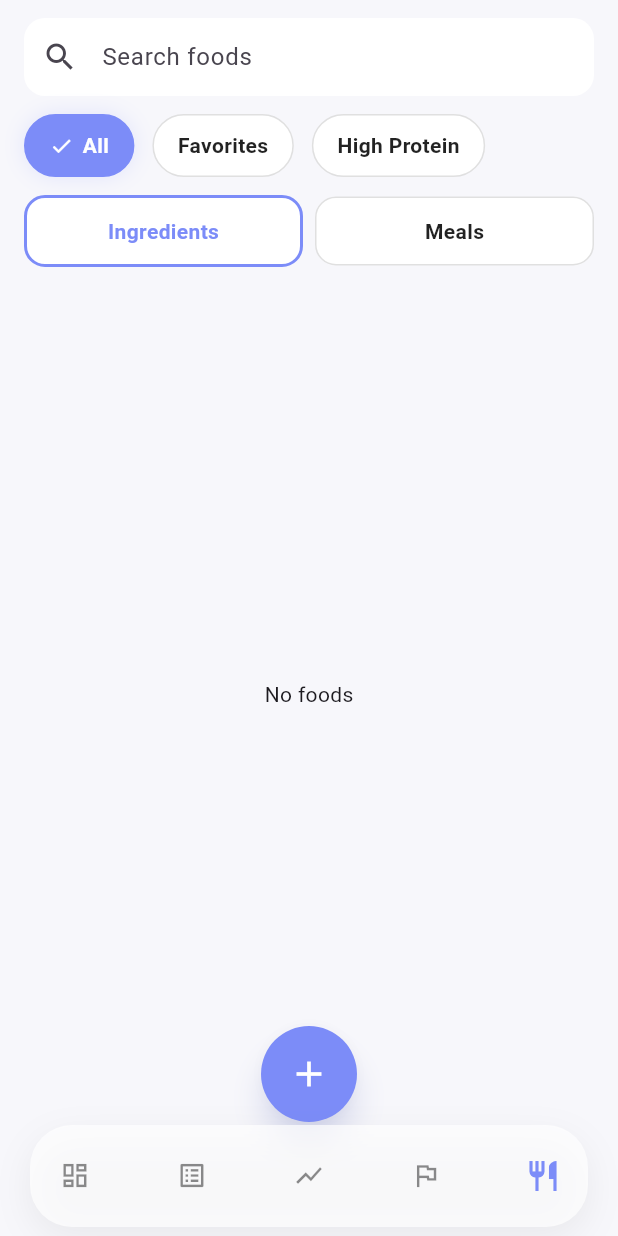
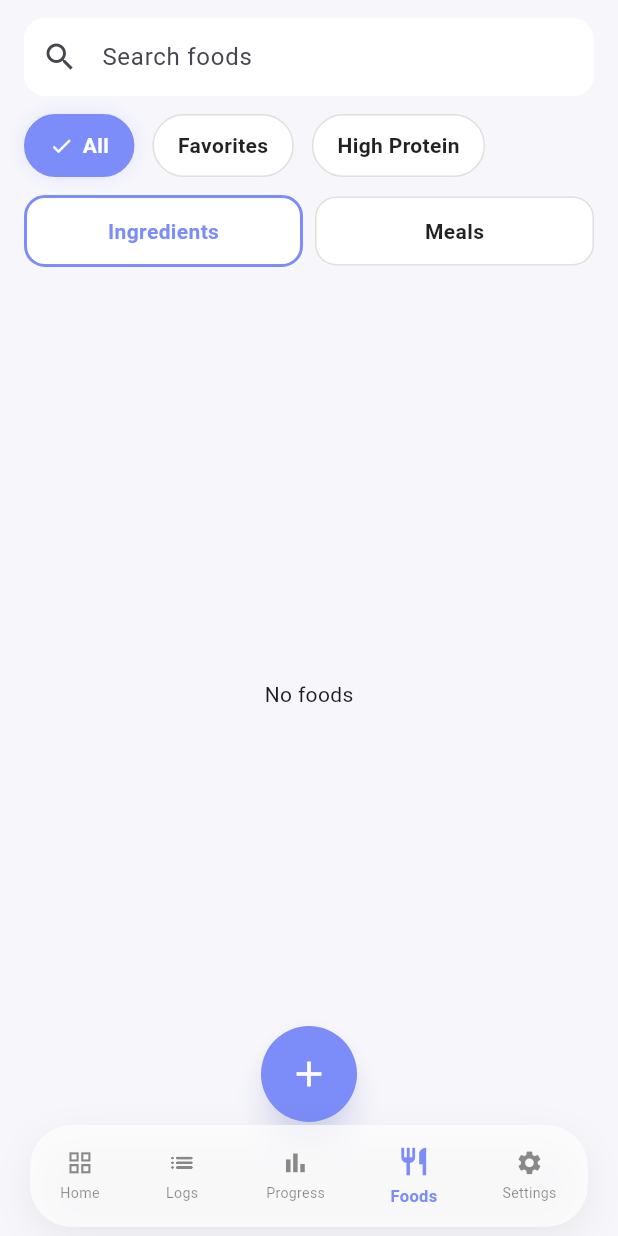
Before and after one commit to Duttonn/FitnessTracker, a Flutter app: the BottomNavScaffold screen opened directly, after a tap on "Ingredients", on a phone screen of 412 x 824 dp. Run offline on Flutter 3.47's test engine with Material 3 defaults, Android fonts, the phone set to English and light mode, and no system bars; our stand-ins replace fl_chart, google_fonts, supabase_flutter; missing offline and left inert: dart:html, mobile_scanner, openfoodfacts; accounts and stored records are empty; network calls fail.

Commit message:
update settings

```diff
--- a/lib/main.dart
+++ b/lib/main.dart
@@ -14,6 +14,7 @@ import 'package:flutter_fitness_app/ui/screens/foods_screen.dart';
 import 'package:flutter_fitness_app/router.dart';
 import 'package:flutter_fitness_app/providers/app_state.dart';
 import 'package:flutter_fitness_app/ui/widgets/vision_nav_bar.dart';
+import 'package:flutter_fitness_app/ui/screens/settings_goals_screen.dart'; // added
 
 void showSnack(BuildContext ctx, String msg) {
   ScaffoldMessenger.of(ctx).showSnackBar(
@@ -129,8 +130,8 @@ class _BottomNavScaffoldState extends State<BottomNavScaffold>
     DashboardScreen(openFoodsTab: _openFoodsTab),
     const LogsScreen(),
     const ProgressScreen(),
-    const GoalsScreen(),
-    FoodsScreen(key: _foodsKey),
+    FoodsScreen(key: _foodsKey), // moved Foods to index 3
+    const SettingsGoalsScreen(), // new combined settings + goals at index 4
   ];
 
   @override
@@ -166,10 +167,10 @@ class _BottomNavScaffoldState extends State<BottomNavScaffold>
   }
 
   void _openFoodsTab(int tabIndex) {
-    if (index != 4) {
-      setState(() => index = 4);
+    if (index != 3) { // foods now at index 3
+      setState(() => index = 3);
       _pageController.animateToPage(
-        4,
+        3,
         duration: const Duration(milliseconds: 420),
         curve: Curves.easeOutCubic,
       );
--- /dev/null
+++ b/lib/ui/screens/settings_goals_screen.dart
@@ -0,0 +1,225 @@
+import 'package:flutter/material.dart';
+import 'package:provider/provider.dart';
+import 'package:supabase_flutter/supabase_flutter.dart';
+import 'package:flutter_fitness_app/providers/app_state.dart';
+// TODO: replace with actual goals editor widget (extracted from GoalsScreen) if different
+import 'goals_screen.dart' show GoalsScreen, GoalsPanel; // added for embedded goals panel
+
+class SettingsGoalsScreen extends StatefulWidget {
+  const SettingsGoalsScreen({super.key});
+  @override
+  State<SettingsGoalsScreen> createState() => _SettingsGoalsScreenState();
+}
+
+class _SettingsGoalsScreenState extends State<SettingsGoalsScreen> {
+  final _newPass = TextEditingController();
+  final _newPass2 = TextEditingController();
+  bool _busy = false;
+  SupabaseClient get _sb => Supabase.instance.client;
+
+  Future<void> _changePassword() async {
+    if (_newPass.text.trim().length < 6 || _newPass.text != _newPass2.text) {
+      ScaffoldMessenger.of(context).showSnackBar(
+        const SnackBar(content: Text('Passwords must match (min 6 chars).')),
+      );
+      return;
+    }
+    setState(() => _busy = true);
+    try {
+      final resp = await _sb.auth.updateUser(
+        UserAttributes(password: _newPass.text.trim()),
+      );
+      if (resp.user != null && mounted) {
+        ScaffoldMessenger.of(context).showSnackBar(
+          const SnackBar(content: Text('Password updated.')),
+        );
+        _newPass.clear();
+        _newPass2.clear();
+      } else {
+        throw Exception('Password update failed');
+      }
+    } catch (e) {
+      if (mounted) {
+        ScaffoldMessenger.of(context).showSnackBar(
+          SnackBar(content: Text('$e')),
+        );
+      }
+    } finally {
+      if (mounted) setState(() => _busy = false);
+    }
+  }
+
+  Future<void> _signOut() async {
+    setState(() => _busy = true);
+    try {
+      await _sb.auth.signOut();
+      if (mounted) context.read<AppState>().resetForLogout();
+    } finally {
+      if (mounted) setState(() => _busy = false);
+    }
+  }
+
+  Future<void> _deleteAccount() async {
+    final ok = await showDialog<bool>(
+      context: context,
+      builder: (_) => AlertDialog(
+        title: const Text('Delete account'),
+        content: const Text(
+          'This permanently deletes your account and data. This cannot be undone.',
+        ),
+        actions: [
+          TextButton(
+            onPressed: () => Navigator.pop(context, false),
+            child: const Text('Cancel'),
+          ),
+            FilledButton.tonal(
+            onPressed: () => Navigator.pop(context, true),
+            style: FilledButton.styleFrom(foregroundColor: Colors.red),
+            child: const Text('Delete'),
+          ),
+        ],
+      ),
+    );
+    if (ok != true) return;
+    setState(() => _busy = true);
+    try {
+      final res = await _sb.functions.invoke('delete_user');
+      if (res.status == 200) {
+        await _sb.auth.signOut();
+        if (mounted) context.read<AppState>().resetForLogout();
+      } else {
+        throw Exception('Delete failed (${res.status})');
+      }
+    } catch (e) {
+      if (mounted) {
+        ScaffoldMessenger.of(context).showSnackBar(
+          SnackBar(content: Text('$e')),
+        );
+      }
+    } finally {
+      if (mounted) setState(() => _busy = false);
+    }
+  }
+
+  @override
+  Widget build(BuildContext context) {
+    final user = _sb.auth.currentUser;
+    return Scaffold(
+      body: AbsorbPointer(
+        absorbing: _busy,
+        child: Stack(
+          children: [
+            ListView(
+              padding: EdgeInsets.fromLTRB(
+                20,
+                MediaQuery.of(context).padding.top + 12,
+                20,
+                120 + MediaQuery.of(context).padding.bottom,
+              ),
+              children: [
+                Card(
+                  elevation: 0,
+                  color: Colors.white,
+                  shape: RoundedRectangleBorder(
+                    borderRadius: BorderRadius.circular(24),
+                  ),
+                  child: Padding(
+                    padding: const EdgeInsets.all(20),
+                    child: Column(
+                      crossAxisAlignment: CrossAxisAlignment.start,
+                      children: [
+                        const Text(
+                          'Account',
+                          style: TextStyle(
+                            fontSize: 22,
+                            fontWeight: FontWeight.w700,
+                          ),
+                        ),
+                        const SizedBox(height: 8),
+                        Text(
+                          user?.email ?? 'Anonymous',
+                          style: const TextStyle(
+                            fontSize: 16,
+                            color: Colors.black54,
+                          ),
+                        ),
+                        const Divider(height: 32),
+                        const Text('Change password'),
+                        const SizedBox(height: 8),
+                        TextField(
+                          controller: _newPass,
+                          obscureText: true,
+                          decoration: const InputDecoration(
+                            hintText: 'New password',
+                          ),
+                        ),
+                        const SizedBox(height: 8),
+                        TextField(
+                          controller: _newPass2,
+                          obscureText: true,
+                          decoration: const InputDecoration(
+                            hintText: 'Confirm new password',
+                          ),
+                        ),
+                        const SizedBox(height: 12),
+                        Row(
+                          children: [
+                            FilledButton(
+                              onPressed: _changePassword,
+                              child: const Text('Update password'),
+                            ),
+                            const SizedBox(width: 12),
+                            OutlinedButton(
+                              onPressed: _signOut,
+                              child: const Text('Sign out'),
+                            ),
+                            const Spacer(),
+                            TextButton(
+                              onPressed: _deleteAccount,
+                              style: TextButton.styleFrom(
+                                foregroundColor: Colors.red,
+                              ),
+                              child: const Text('Delete account'),
+                            ),
+                          ],
+                        ),
+                      ],
+                    ),
+                  ),
+                ),
+                const SizedBox(height: 16),
+                // Goals panel (compact)
+                Card(
+                  elevation: 0,
+                  color: Colors.white,
+                  shape: RoundedRectangleBorder(
+                    borderRadius: BorderRadius.circular(24),
+                  ),
+                  child: const Padding(
+                    padding: EdgeInsets.all(20),
+                    child: GoalsPanel(compact: true),
+                  ),
+                ),
+              ],
+            ),
+            if (_busy)
+              const Align(
+                alignment: Alignment.bottomCenter,
+                child: Padding(
+                  padding: EdgeInsets.all(24),
+                  child: CircularProgressIndicator(),
+                ),
+              ),
+          ],
+        ),
+      ),
+    );
+  }
+
+  @override
+  void dispose() {
+    _newPass.dispose();
+    _newPass2.dispose();
+    super.dispose();
+  }
+}
--- a/lib/ui/widgets/vision_nav_bar.dart
+++ b/lib/ui/widgets/vision_nav_bar.dart
@@ -13,12 +13,12 @@ class VisionNavBar extends StatelessWidget {
   final int currentIndex;
   final ValueChanged<int> onItemSelected;
 
-  static const _icons = <IconData>[
-    Icons.dashboard_outlined, // 0 Dashboard
-    Icons.list_alt, // 1 Logs
-    Icons.show_chart, // 2 Progress
-    Icons.flag_outlined, // 3 Goals
-    Icons.restaurant_outlined, // 4 Foods
+  static const _items = <_VisionItem>[
+    _VisionItem(icon: Icons.grid_view, label: 'Home'),
+    _VisionItem(icon: Icons.list_rounded, label: 'Logs'),
+    _VisionItem(icon: Icons.bar_chart, label: 'Progress'),
+    _VisionItem(icon: Icons.restaurant, label: 'Foods'),
+    _VisionItem(icon: Icons.settings, label: 'Settings'),
   ];
 
   // Public height for layout helpers
@@ -52,10 +52,12 @@ class VisionNavBar extends StatelessWidget {
               // Removed background highlight pill per request; only icon color indicates selection
               Row(
                 mainAxisAlignment: MainAxisAlignment.spaceBetween,
-                children: List.generate(_icons.length, (i) {
+                children: List.generate(_items.length, (i) {
                   final selected = i == currentIndex;
+                  final item = _items[i];
                   return _NavIcon(
-                    icon: _icons[i],
+                    icon: item.icon,
+                    label: item.label,
                     selected: selected,
                     onTap: () => onItemSelected(i),
                   );
@@ -69,18 +71,27 @@ class VisionNavBar extends StatelessWidget {
   }
 }
 
+class _VisionItem {
+  final IconData icon;
+  final String label;
+  const _VisionItem({required this.icon, required this.label});
+}
+
 class _NavIcon extends StatelessWidget {
   const _NavIcon({
     required this.icon,
+    required this.label,
     required this.selected,
     required this.onTap,
   });
   final IconData icon;
+  final String label;
   final bool selected;
   final VoidCallback onTap;
   @override
   Widget build(BuildContext context) {
     final primary = AppColors.primary;
+    final color = selected ? primary : Colors.black.withValues(alpha: .45);
     return GestureDetector(
       behavior: HitTestBehavior.opaque,
       onTap: onTap,
@@ -88,10 +99,20 @@ class _NavIcon extends StatelessWidget {
         duration: const Duration(milliseconds: 170),
         scale: selected ? 1.0 : 0.86,
         curve: Curves.easeOut,
-        child: Icon(
-          icon,
-          size: 24,
-          color: selected ? primary : Colors.black.withValues(alpha: .45),
+        child: Column(
+          mainAxisSize: MainAxisSize.min,
+          children: [
+            Icon(icon, size: 22, color: color),
+            const SizedBox(height: 4),
+            Text(
+              label,
+              style: TextStyle(
+                fontSize: 11,
+                fontWeight: selected ? FontWeight.w600 : FontWeight.w400,
+                color: color,
+              ),
+            ),
+          ],
         ),
       ),
     );
```
Also changed, not shown: lib/providers/app_state.dart (+17 -0 lines), lib/ui/screens/goals_screen.dart (+172 -99 lines).
